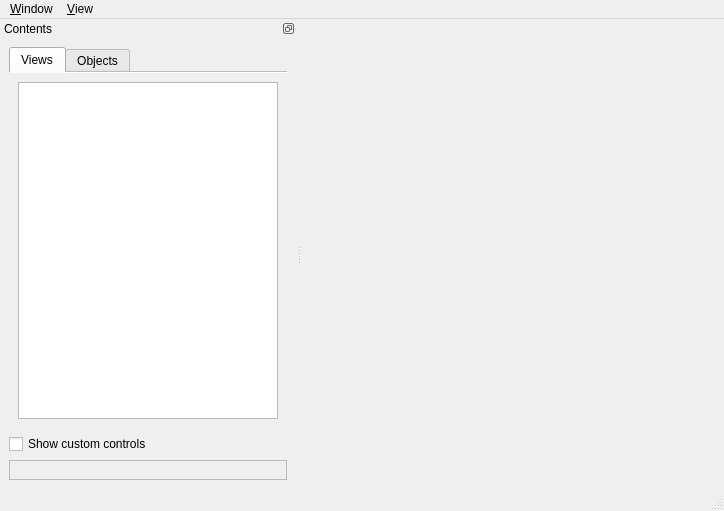
This is subarchitectures/visualization.sa/trunk/src/c++/core/qtui/design/castor.ui in marc-hanheide/cogx as Qt 5 draws it before an edit. The edited form follows.
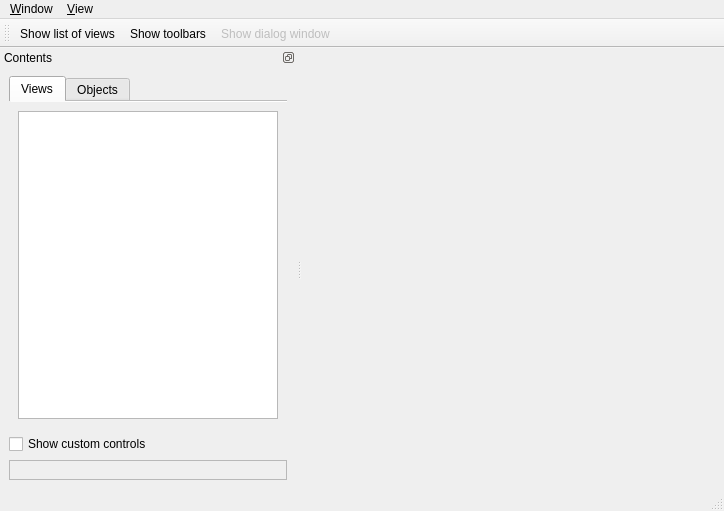
This is the edited form. Icons and pictures are not drawn. Custom widgets are drawn as their Qt base class.

Commit message: v11n: display qt dialogs

```diff
--- a/subarchitectures/visualization.sa/trunk/src/c++/core/qtui/design/castor.ui
+++ b/subarchitectures/visualization.sa/trunk/src/c++/core/qtui/design/castor.ui
@@ -191,6 +191,20 @@
     </layout>
    </widget>
   </widget>
+  <widget class="QToolBar" name="mainToolBar">
+   <property name="windowTitle">
+    <string>toolBar</string>
+   </property>
+   <attribute name="toolBarArea">
+    <enum>TopToolBarArea</enum>
+   </attribute>
+   <attribute name="toolBarBreak">
+    <bool>false</bool>
+   </attribute>
+   <addaction name="actShowViewList"/>
+   <addaction name="actShowToolbars"/>
+   <addaction name="actShowDialogWindow"/>
+  </widget>
   <action name="actShowViewList">
    <property name="checkable">
     <bool>true</bool>
@@ -259,6 +273,21 @@
     <string>Show &amp;toolbars</string>
    </property>
   </action>
+  <action name="actShowDialogWindow">
+   <property name="checkable">
+    <bool>true</bool>
+   </property>
+   <property name="enabled">
+    <bool>false</bool>
+   </property>
+   <property name="icon">
+    <iconset resource="images.qrc">
+     <normaloff>:/toolButton/tbDialogs.png</normaloff>:/toolButton/tbDialogs.png</iconset>
+   </property>
+   <property name="text">
+    <string>Show &amp;dialog window</string>
+   </property>
+  </action>
  </widget>
  <customwidgets>
   <customwidget>
```
Left out of the diff: 9 changed lines with no effect on the pictures. The commit also changes 25 other files.
